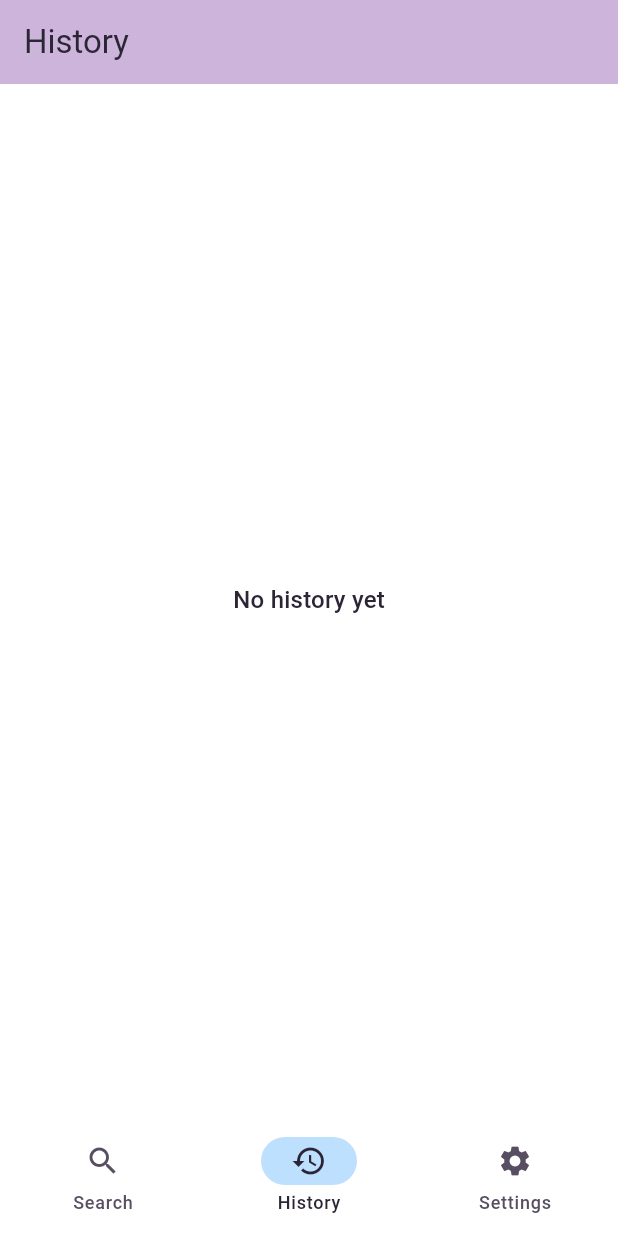
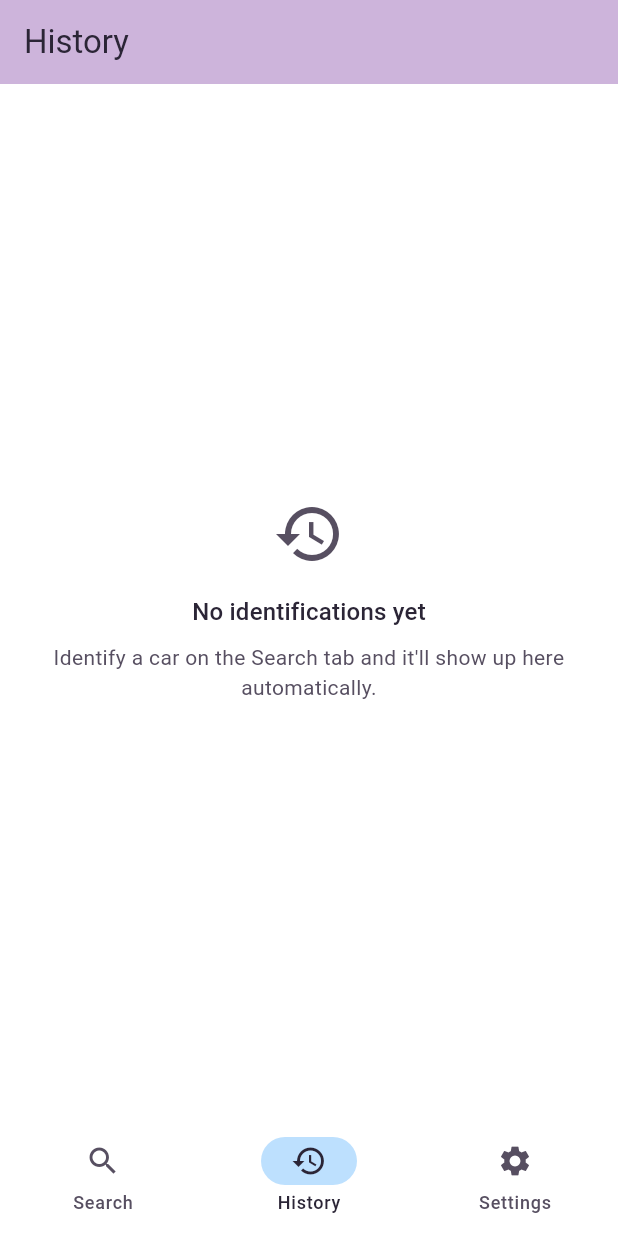
Before and after one commit to k13nNg/driftID, a Flutter app: the screen it shows after launch, item 2 of the bottom bar chosen, on a phone screen of 412 x 824 dp. Run offline on Flutter 3.47's test engine with Material 3 defaults, Android fonts, the phone set to English and light mode, and no system bars; our stand-ins replace file_picker, shared_preferences, web; missing offline and left inert: dart:js_interop; project files that could hold a hidden picture were left out.

Commit message:
T007: browse past identifications (history list + empty state)
Replace the History placeholder with a most-recent-first list driven by
HistoryStore. Each tile shows a thumbnail, top make/model, confidence, and a
relative timestamp; an empty state explains how entries get added. Tiles are
rendered tappable (reopen lands in T008) and expose stable Key/Semantics for
Playwright.

Co-authored-by: Cursor <cursoragent@cursor.com>

```diff
--- a/ui/lib/app_shell.dart
+++ b/ui/lib/app_shell.dart
@@ -35,7 +35,7 @@ class _AppShellState extends State<AppShell> {
         index: _index,
         children: [
           HomeScreen(historyStore: widget.historyStore),
-          const HistoryScreen(),
+          HistoryScreen(historyStore: widget.historyStore),
           const SettingsScreen(),
         ],
       ),
--- a/ui/lib/screens/history_screen.dart
+++ b/ui/lib/screens/history_screen.dart
@@ -1,30 +1,51 @@
 import 'package:flutter/material.dart';
 
 import '../main.dart';
+import '../services/history_store.dart';
+import '../widgets/history_empty.dart';
+import '../widgets/history_tile.dart';
 
-/// History tab. Placeholder destination for T005 — the real list of saved
-/// identifications (thumbnail, label, confidence, time) is built in T007.
+/// History tab (US-09): a scannable, most-recent-first list of saved
+/// identifications, or a guidance empty state when there are none. Rebuilds
+/// whenever the [HistoryStore] notifies (auto-save in T006, clear in T009).
 class HistoryScreen extends StatelessWidget {
-  const HistoryScreen({super.key});
+  const HistoryScreen({super.key, required this.historyStore});
+
+  final HistoryStore historyStore;
 
   @override
   Widget build(BuildContext context) {
-    final theme = Theme.of(context);
     return Scaffold(
       appBar: AppBar(
         title: const Text('History'),
       ),
-      body: Center(
-        child: Padding(
-          padding: const EdgeInsets.all(DriftSpacing.lg),
-          child: Semantics(
-            child: Text(
-              'No history yet',
-              key: const Key('history-empty'),
-              style: theme.textTheme.titleMedium,
+      body: ListenableBuilder(
+        listenable: historyStore,
+        builder: (context, _) {
+          final entries = historyStore.entries;
+          if (entries.isEmpty) {
+            return const HistoryEmpty();
+          }
+          return Align(
+            alignment: Alignment.topCenter,
+            child: ConstrainedBox(
+              constraints: const BoxConstraints(maxWidth: 640),
+              child: ListView.separated(
+                key: const Key('history-list'),
+                padding: const EdgeInsets.symmetric(
+                  vertical: DriftSpacing.sm,
+                  horizontal: DriftSpacing.md,
+                ),
+                itemCount: entries.length,
+                separatorBuilder: (context, index) => const Divider(height: 1),
+                itemBuilder: (context, index) {
+                  // Tapping a tile to reopen the full result is wired in T008.
+                  return HistoryTile(entry: entries[index]);
+                },
+              ),
             ),
-          ),
-        ),
+          );
+        },
       ),
     );
   }
--- /dev/null
+++ b/ui/lib/widgets/history_empty.dart
@@ -0,0 +1,49 @@
+import 'package:flutter/material.dart';
+
+import '../main.dart';
+
+/// Empty-history guidance (US-09). Shown when there are no saved
+/// identifications yet, explaining how entries get added so the History tab
+/// never reads as broken. Kept visually flat per AGENTS.md.
+class HistoryEmpty extends StatelessWidget {
+  const HistoryEmpty({super.key});
+
+  @override
+  Widget build(BuildContext context) {
+    final theme = Theme.of(context);
+    return Center(
+      child: Padding(
+        padding: const EdgeInsets.all(DriftSpacing.lg),
+        child: Semantics(
+          label: 'No identifications yet',
+          child: Column(
+            key: const Key('history-empty'),
+            mainAxisSize: MainAxisSize.min,
+            children: [
+              Icon(
+                Icons.history,
+                size: 48,
+                color: theme.colorScheme.onSurfaceVariant,
+              ),
+              const SizedBox(height: DriftSpacing.md),
+              Text(
+                'No identifications yet',
+                style: theme.textTheme.titleMedium,
+                textAlign: TextAlign.center,
+              ),
+              const SizedBox(height: DriftSpacing.sm),
+              Text(
+                "Identify a car on the Search tab and it'll show up here "
+                'automatically.',
+                style: theme.textTheme.bodyMedium?.copyWith(
+                  color: theme.colorScheme.onSurfaceVariant,
+                ),
+                textAlign: TextAlign.center,
+              ),
+            ],
+          ),
+        ),
+      ),
+    );
+  }
+}
```
Also changed, not shown: ui/lib/widgets/history_tile.dart (added, +188 -0 lines), 7 other files.
